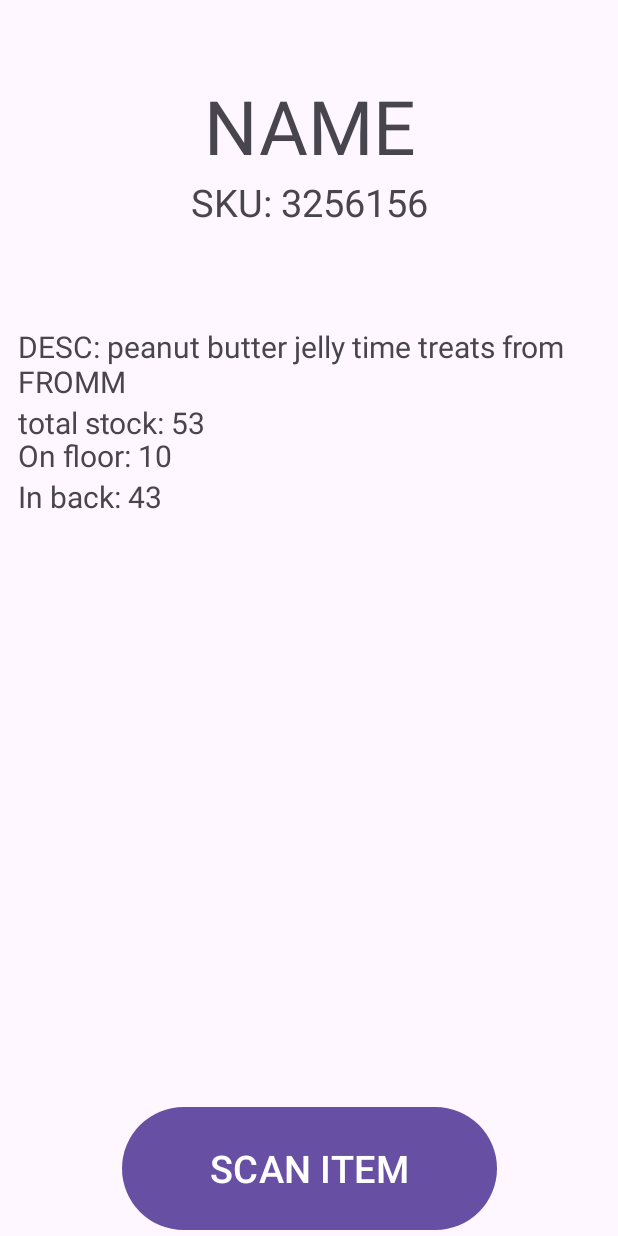
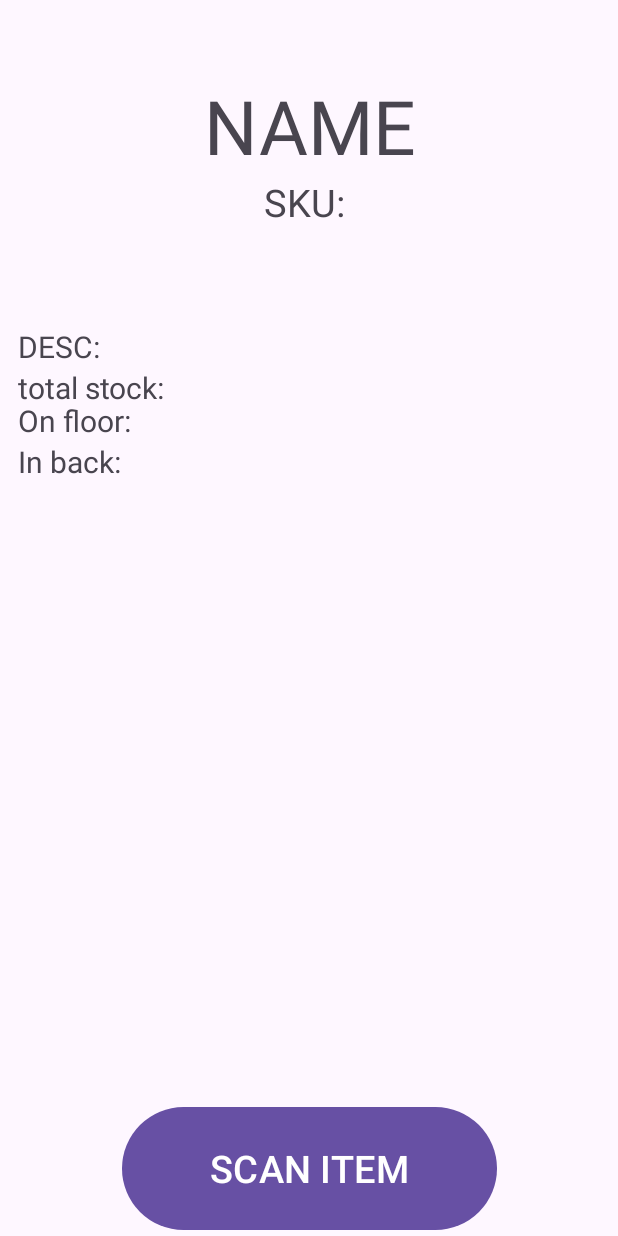
Before and after one commit to NicPix30/inventoryapp, an Android app: the screen it shows after launch (MainActivity), on a phone screen of 412 x 824 dp. Run offline under Robolectric (Android 15) with nearby library versions, the phone set to English and light mode, and no system bars; our stand-ins replace Firebase (no records; nobody signed in at launch, a user with empty details on screens opened directly).

Commit message:
first commit

```diff
--- a/app/src/main/res/layout/activity_main.xml
+++ b/app/src/main/res/layout/activity_main.xml
@@ -28,7 +28,7 @@
         android:layout_marginTop="0dp"
         android:gravity="center"
         android:textAlignment="center"
-        android:text="SKU: 3256156"
+        android:text="SKU: "
         android:textSize="25sp"
         app:layout_constraintStart_toStartOf="@id/nameText"
         app:layout_constraintTop_toBottomOf="@id/nameText"
@@ -41,7 +41,7 @@
         android:layout_marginStart="12dp"
         android:layout_marginTop="100dp"
         android:gravity="start"
-        android:text="DESC: peanut butter jelly time treats from FROMM"
+        android:text="DESC: "
         android:textSize="20sp"
         app:layout_constraintStart_toStartOf="parent"
         app:layout_constraintTop_toTopOf="@id/skuText" />
@@ -53,7 +53,7 @@
         android:layout_marginStart="12dp"
         android:layout_marginTop="0dp"
         android:gravity="start"
-        android:text="total stock: 53"
+        android:text="total stock: "
         android:textSize="20sp"
         app:layout_constraintStart_toStartOf="parent"
         app:layout_constraintTop_toBottomOf="@id/descText" />
@@ -65,7 +65,7 @@
         android:layout_marginStart="12dp"
         android:layout_marginTop="0dp"
         android:gravity="start"
-        android:text="On floor: 10"
+        android:text="On floor: "
         android:textSize="20sp"
         app:layout_constraintStart_toStartOf="parent"
         app:layout_constraintTop_toBottomOf="@id/totalText" />
@@ -77,7 +77,7 @@
         android:layout_marginStart="12dp"
         android:layout_marginTop="0dp"
         android:gravity="start"
-        android:text="In back: 43"
+        android:text="In back: "
         android:textSize="20sp"
         app:layout_constraintStart_toStartOf="parent"
         app:layout_constraintTop_toBottomOf="@id/ofText" />
```
